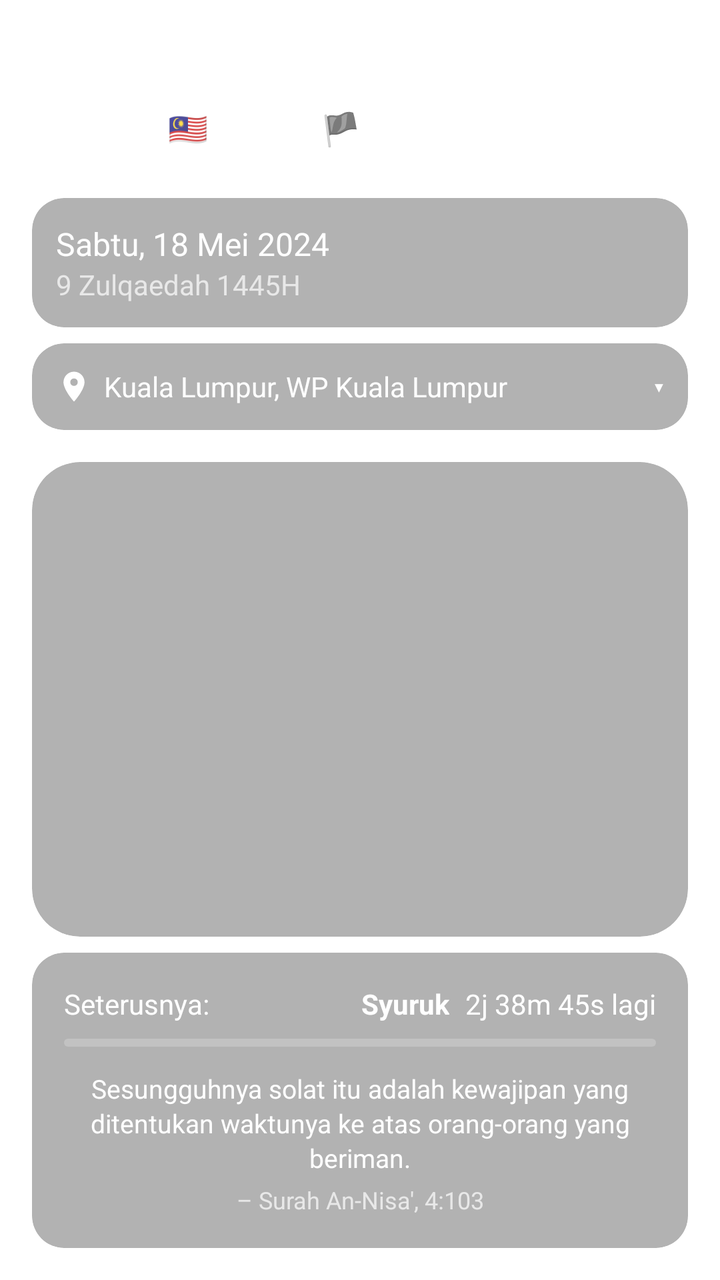
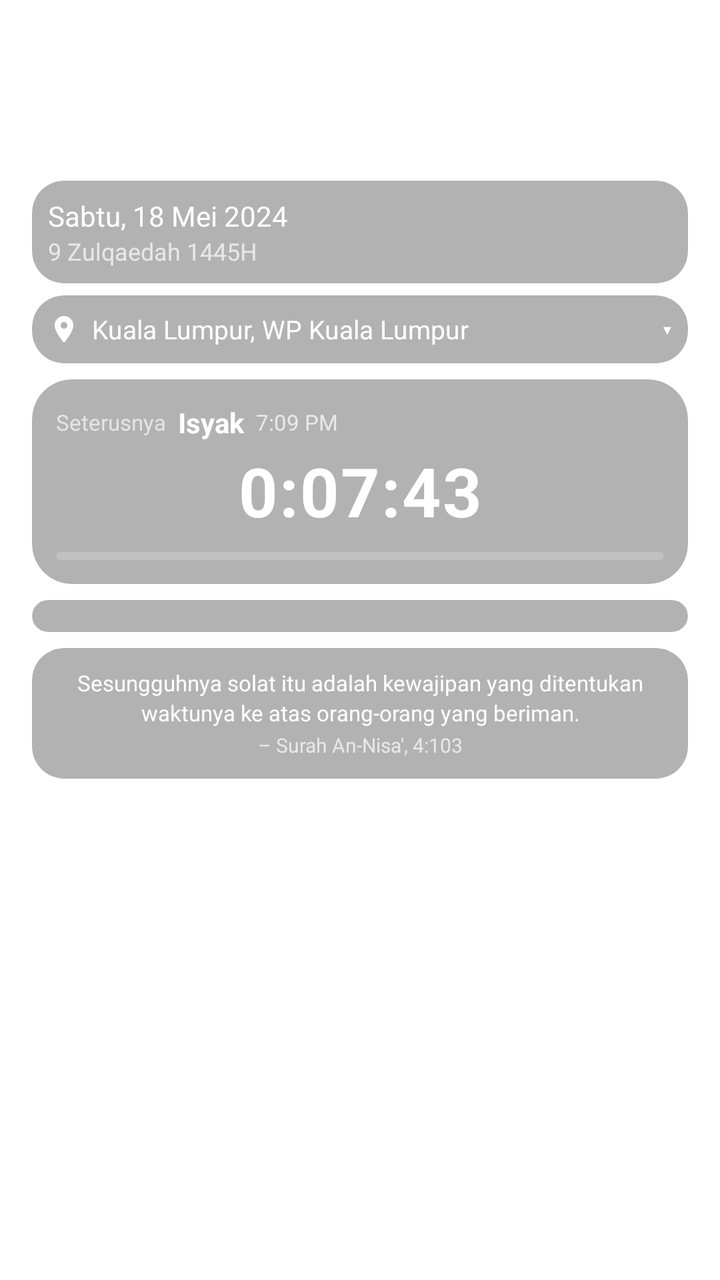

Screens rendered from an Android XML layout before and after an edit, with the pre-edit source and the edit as a unified diff.
<!-- AndroidManifest.xml: application theme Theme.WaktuSolat -->
<!-- res/layout/fragment_waktu_solat.xml -->
<?xml version="1.0" encoding="utf-8"?>
<LinearLayout xmlns:android="http://schemas.android.com/apk/res/android"
    xmlns:app="http://schemas.android.com/apk/res-auto"
    android:layout_width="match_parent"
    android:layout_height="match_parent"
    android:orientation="vertical">

    <LinearLayout
        android:layout_width="match_parent"
        android:layout_height="match_parent"
        android:orientation="vertical">

        <LinearLayout
            android:layout_width="match_parent"
            android:layout_height="wrap_content"
            android:orientation="vertical"
            android:padding="16dp">

        <TextView
            android:id="@+id/tv_app_title"
            android:layout_width="wrap_content"
            android:layout_height="wrap_content"
            android:text="Waktu Solat"
            android:textColor="#FFFFFF"
            android:textSize="28sp"
            android:textStyle="bold" />

        <TextView
            android:id="@+id/tv_country"
            android:layout_width="match_parent"
            android:layout_height="wrap_content"
            android:text="Malaysia 🇲🇾  Sabah 🏴"
            android:textColor="#FFFFFF"
            android:textSize="16sp"
            android:alpha="0.7"
            android:maxLines="1"
            app:autoSizeTextType="uniform"
            app:autoSizeMinTextSize="10sp"
            app:autoSizeMaxTextSize="16sp"
            app:autoSizeStepGranularity="1sp" />

        <com.google.android.material.card.MaterialCardView
            android:id="@+id/card_date"
            android:layout_width="match_parent"
            android:layout_height="wrap_content"
            android:layout_marginTop="24dp"
            app:cardCornerRadius="16dp"
            app:cardElevation="0dp"
            app:cardBackgroundColor="#4D000000">

            <LinearLayout
                android:layout_width="match_parent"
                android:layout_height="wrap_content"
                android:orientation="vertical"
                android:padding="12dp">

                <TextView
                    android:id="@+id/tv_date"
                    android:layout_width="wrap_content"
                    android:layout_height="wrap_content"
                    android:text="Sabtu, 18 Mei 2024"
                    android:textColor="#FFFFFF"
                    android:textSize="16sp" />

                <TextView
                    android:id="@+id/tv_hijri"
                    android:layout_width="wrap_content"
                    android:layout_height="wrap_content"
                    android:text="9 Zulqaedah 1445H"
                    android:textColor="#FFFFFF"
                    android:textSize="14sp"
                    android:alpha="0.7" />
            </LinearLayout>
        </com.google.android.material.card.MaterialCardView>

        <com.google.android.material.card.MaterialCardView
            android:id="@+id/card_zone"
            android:layout_width="match_parent"
            android:layout_height="wrap_content"
            android:layout_marginTop="8dp"
            app:cardCornerRadius="16dp"
            app:cardElevation="0dp"
            app:cardBackgroundColor="#4D000000">

            <LinearLayout
                android:id="@+id/ll_zone_selector"
                android:layout_width="match_parent"
                android:layout_height="wrap_content"
                android:orientation="horizontal"
                android:gravity="center_vertical"
                android:clickable="true"
                android:focusable="true"
                android:padding="12dp">

                <ImageView
                    android:layout_width="18dp"
                    android:layout_height="18dp"
                    android:src="@drawable/ic_location"
                    android:layout_marginEnd="6dp" />

                <TextView
                    android:id="@+id/tv_zone"
                    android:layout_width="0dp"
                    android:layout_height="wrap_content"
                    android:layout_weight="1"
                    android:text="Kuala Lumpur, WP Kuala Lumpur"
                    android:textColor="#FFFFFF"
                    android:textSize="14sp"
                    android:maxLines="1"
                    app:autoSizeTextType="uniform"
                    app:autoSizeMinTextSize="9sp"
                    app:autoSizeMaxTextSize="14sp"
                    app:autoSizeStepGranularity="1sp" />

                <TextView
                    android:layout_width="wrap_content"
                    android:layout_height="wrap_content"
                    android:text=" ▾"
                    android:textColor="#FFFFFF"
                    android:textSize="14sp" />
            </LinearLayout>
        </com.google.android.material.card.MaterialCardView>
    </LinearLayout>

    <com.google.android.material.card.MaterialCardView
        android:id="@+id/card_prayer_list"
        android:layout_width="match_parent"
        android:layout_height="0dp"
        android:layout_weight="1"
        android:layout_marginHorizontal="16dp"
        app:cardCornerRadius="24dp"
        app:cardElevation="0dp"
        app:cardBackgroundColor="#4D000000">

        <androidx.recyclerview.widget.RecyclerView
            android:id="@+id/rv_prayer_times"
            android:layout_width="match_parent"
            android:layout_height="match_parent"
            android:padding="8dp"
            android:clipToPadding="false" />
    </com.google.android.material.card.MaterialCardView>

    <com.google.android.material.card.MaterialCardView
        android:id="@+id/card_next"
        android:layout_width="match_parent"
        android:layout_height="wrap_content"
        android:layout_marginHorizontal="16dp"
        android:layout_marginTop="8dp"
        android:layout_marginBottom="16dp"
        app:cardCornerRadius="16dp"
        app:cardElevation="0dp"
        app:cardBackgroundColor="#4D000000">

        <LinearLayout
            android:layout_width="match_parent"
            android:layout_height="wrap_content"
            android:orientation="vertical"
            android:padding="16dp">

            <LinearLayout
                android:layout_width="match_parent"
                android:layout_height="wrap_content"
                android:orientation="horizontal">

                <TextView
                    android:layout_width="0dp"
                    android:layout_height="wrap_content"
                    android:layout_weight="1"
                    android:text="Seterusnya: "
                    android:textColor="#FFFFFF"
                    android:textSize="14sp" />

                <TextView
                    android:id="@+id/tv_next_name"
                    android:layout_width="wrap_content"
                    android:layout_height="wrap_content"
                    android:text="Syuruk"
                    android:textColor="#FFFFFF"
                    android:textSize="14sp"
                    android:textStyle="bold" />

                <TextView
                    android:id="@+id/tv_next_countdown"
                    android:layout_width="wrap_content"
                    android:layout_height="wrap_content"
                    android:text="2j 38m 45s lagi"
                    android:textColor="#FFFFFF"
                    android:textSize="14sp"
                    android:layout_marginStart="8dp" />
            </LinearLayout>

            <ProgressBar
                android:id="@+id/progress_next"
                style="?android:attr/progressBarStyleHorizontal"
                android:layout_width="match_parent"
                android:layout_height="4dp"
                android:layout_marginTop="8dp"
                android:progressDrawable="@drawable/progress_green"
                android:max="100" />

            <TextView
                android:id="@+id/tv_quran_text"
                android:layout_width="match_parent"
                android:layout_height="wrap_content"
                android:layout_marginTop="12dp"
                android:text="Sesungguhnya solat itu adalah kewajipan yang ditentukan waktunya ke atas orang-orang yang beriman."
                android:textColor="#FFFFFF"
                android:textSize="13sp"
                android:gravity="center"
                android:lineSpacingExtra="2dp"
                app:autoSizeTextType="uniform"
                app:autoSizeMinTextSize="10sp"
                app:autoSizeMaxTextSize="13sp"
                app:autoSizeStepGranularity="1sp" />

            <TextView
                android:id="@+id/tv_quran_ref"
                android:layout_width="match_parent"
                android:layout_height="wrap_content"
                android:layout_marginTop="4dp"
                android:text="– Surah An-Nisa', 4:103"
                android:textColor="#FFFFFF"
                android:textSize="12sp"
                android:gravity="center"
                android:alpha="0.7" />
        </LinearLayout>
    </com.google.android.material.card.MaterialCardView>

        </LinearLayout>

</LinearLayout>
<!-- resources referenced by this layout -->
<resources>
  <!-- drawable ic_location (drawable) -->
  <?xml version="1.0" encoding="utf-8"?>
  <vector xmlns:android="http://schemas.android.com/apk/res/android"
      android:width="24dp"
      android:height="24dp"
      android:viewportWidth="24"
      android:viewportHeight="24">
      <path
          android:fillColor="#FFFFFF"
          android:pathData="M12,2C8.13,2 5,5.13 5,9c0,5.25 7,13 7,13s7,-7.75 7,-13c0,-3.87 -3.13,-7 -7,-7zm0,9.5c-1.38,0 -2.5,-1.12 -2.5,-2.5s1.12,-2.5 2.5,-2.5 2.5,1.12 2.5,2.5 -1.12,2.5 -2.5,2.5z" />
  </vector>
  <!-- drawable progress_green (drawable) -->
  <?xml version="1.0" encoding="utf-8"?>
  <layer-list xmlns:android="http://schemas.android.com/apk/res/android">
      <item android:id="@android:id/background">
          <shape android:shape="rectangle">
              <corners android:radius="2dp" />
              <solid android:color="#33FFFFFF" />
          </shape>
      </item>
      <item android:id="@android:id/progress">
          <clip>
              <shape android:shape="rectangle">
                  <corners android:radius="2dp" />
                  <solid android:color="#4CAF50" />
              </shape>
          </clip>
      </item>
  </layer-list>
  <style name="Theme.WaktuSolat" parent="Theme.MaterialComponents.DayNight.NoActionBar">
          <item name="colorPrimary">@color/green_medium</item>
          <item name="colorPrimaryDark">@color/green_dark</item>
          <item name="colorAccent">@color/green_accent</item>
          <item name="android:statusBarColor">@android:color/transparent</item>
          <item name="android:navigationBarColor">@android:color/transparent</item>
      </style>
  <color name="green_medium">#2E7D32</color>
  <color name="green_dark">#1B5E20</color>
  <color name="green_accent">#A5D6A7</color>
</resources>

<!-- the commit's change to res/layout/fragment_waktu_solat.xml (unified diff, before → after) -->
@@ -1,52 +1,160 @@
 <?xml version="1.0" encoding="utf-8"?>
-<LinearLayout xmlns:android="http://schemas.android.com/apk/res/android"
+<androidx.core.widget.NestedScrollView xmlns:android="http://schemas.android.com/apk/res/android"
     xmlns:app="http://schemas.android.com/apk/res-auto"
     android:layout_width="match_parent"
     android:layout_height="match_parent"
-    android:orientation="vertical">
+    android:fillViewport="true"
+    android:overScrollMode="never"
+    android:scrollbars="none">
 
     <LinearLayout
         android:layout_width="match_parent"
-        android:layout_height="match_parent"
-        android:orientation="vertical">
+        android:layout_height="wrap_content"
+        android:orientation="vertical"
+        android:paddingBottom="10dp">
 
         <LinearLayout
             android:layout_width="match_parent"
             android:layout_height="wrap_content"
+            android:gravity="center_horizontal"
             android:orientation="vertical"
-            android:padding="16dp">
-
-        <TextView
-            android:id="@+id/tv_app_title"
-            android:layout_width="wrap_content"
-            android:layout_height="wrap_content"
-            android:text="Waktu Solat"
-            android:textColor="#FFFFFF"
-            android:textSize="28sp"
-            android:textStyle="bold" />
-
-        <TextView
-            android:id="@+id/tv_country"
-            android:layout_width="match_parent"
-            android:layout_height="wrap_content"
-            android:text="Malaysia 🇲🇾  Sabah 🏴"
-            android:textColor="#FFFFFF"
-            android:textSize="16sp"
-            android:alpha="0.7"
-            android:maxLines="1"
-            app:autoSizeTextType="uniform"
-            app:autoSizeMinTextSize="10sp"
-            app:autoSizeMaxTextSize="16sp"
-            app:autoSizeStepGranularity="1sp" />
+            android:paddingStart="16dp"
+            android:paddingTop="10dp"
+            android:paddingEnd="16dp">
+
+            <TextView
+                android:id="@+id/tv_greeting"
+                android:layout_width="match_parent"
+                android:layout_height="wrap_content"
+                android:alpha="0.75"
+                android:gravity="center"
+                android:maxLines="1"
+                android:text="Assalamu'alaikum"
+                android:textColor="#FFFFFF"
+                android:textSize="12sp" />
+
+            <TextView
+                android:id="@+id/tv_app_title"
+                android:layout_width="match_parent"
+                android:layout_height="wrap_content"
+                android:gravity="center"
+                android:text="Waktu Solat"
+                android:textColor="#FFFFFF"
+                android:textSize="26sp"
+                android:textStyle="bold" />
+
+            <TextView
+                android:id="@+id/tv_country"
+                android:layout_width="match_parent"
+                android:layout_height="wrap_content"
+                android:alpha="0.7"
+                android:gravity="center"
+                android:maxLines="1"
+                android:text="Malaysia"
+                android:textColor="#FFFFFF"
+                android:textSize="14sp"
+                app:autoSizeMaxTextSize="14sp"
+                app:autoSizeMinTextSize="10sp"
+                app:autoSizeStepGranularity="1sp"
+                app:autoSizeTextType="uniform" />
+        </LinearLayout>
 
         <com.google.android.material.card.MaterialCardView
             android:id="@+id/card_date"
             android:layout_width="match_parent"
             android:layout_height="wrap_content"
-            android:layout_marginTop="24dp"
+            android:layout_marginStart="16dp"
+            android:layout_marginTop="10dp"
+            android:layout_marginEnd="16dp"
+            app:cardBackgroundColor="#4D000000"
             app:cardCornerRadius="16dp"
-            app:cardElevation="0dp"
-            app:cardBackgroundColor="#4D000000">
+            app:cardElevation="0dp">
+
+            <LinearLayout
+                android:layout_width="match_parent"
+                android:layout_height="wrap_content"
+                android:orientation="vertical"
+                android:padding="8dp">
+
+                <TextView
+                    android:id="@+id/tv_date"
+                    android:layout_width="wrap_content"
+                    android:layout_height="wrap_content"
+                    android:text="Sabtu, 18 Mei 2024"
+                    android:textColor="#FFFFFF"
+                    android:textSize="14sp" />
+
+                <TextView
+                    android:id="@+id/tv_hijri"
+                    android:layout_width="wrap_content"
+                    android:layout_height="wrap_content"
+                    android:alpha="0.7"
+                    android:text="9 Zulqaedah 1445H"
+                    android:textColor="#FFFFFF"
+                    android:textSize="12sp" />
+            </LinearLayout>
+        </com.google.android.material.card.MaterialCardView>
+
+        <com.google.android.material.card.MaterialCardView
+            android:id="@+id/card_zone"
+            android:layout_width="match_parent"
+            android:layout_height="wrap_content"
+            android:layout_marginStart="16dp"
+            android:layout_marginTop="6dp"
+            android:layout_marginEnd="16dp"
+            app:cardBackgroundColor="#4D000000"
+            app:cardCornerRadius="16dp"
+            app:cardElevation="0dp">
+
+            <LinearLayout
+                android:id="@+id/ll_zone_selector"
+                android:layout_width="match_parent"
+                android:layout_height="wrap_content"
+                android:clickable="true"
+                android:focusable="true"
+                android:gravity="center_vertical"
+                android:orientation="horizontal"
+                android:padding="8dp">
+
+                <ImageView
+                    android:layout_width="16dp"
+                    android:layout_height="16dp"
+                    android:layout_marginEnd="6dp"
+                    android:src="@drawable/ic_location" />
+
+                <TextView
+                    android:id="@+id/tv_zone"
+                    android:layout_width="0dp"
+                    android:layout_height="wrap_content"
+                    android:layout_weight="1"
+                    android:maxLines="1"
+                    android:text="Kuala Lumpur, WP Kuala Lumpur"
+                    android:textColor="#FFFFFF"
+                    android:textSize="13sp"
+                    app:autoSizeMaxTextSize="13sp"
+                    app:autoSizeMinTextSize="9sp"
+                    app:autoSizeStepGranularity="1sp"
+                    app:autoSizeTextType="uniform" />
+
+                <TextView
+                    android:layout_width="wrap_content"
+                    android:layout_height="wrap_content"
+                    android:text=" ▾"
+                    android:textColor="#FFFFFF"
+                    android:textSize="13sp" />
+            </LinearLayout>
+        </com.google.android.material.card.MaterialCardView>
+
+        <com.google.android.material.card.MaterialCardView
+            android:id="@+id/card_timer"
+            android:layout_width="match_parent"
+            android:layout_height="wrap_content"
+            android:layout_marginStart="16dp"
+            android:layout_marginTop="8dp"
+            android:layout_marginEnd="16dp"
+            app:cardBackgroundColor="#4D000000"
+            app:cardCornerRadius="20dp"
+            app:cardElevation="0dp">
 
             <LinearLayout
                 android:layout_width="match_parent"
@@ -54,178 +162,134 @@
                 android:orientation="vertical"
                 android:padding="12dp">
 
-                <TextView
-                    android:id="@+id/tv_date"
-                    android:layout_width="wrap_content"
-                    android:layout_height="wrap_content"
-                    android:text="Sabtu, 18 Mei 2024"
-                    android:textColor="#FFFFFF"
-                    android:textSize="16sp" />
-
-                <TextView
-                    android:id="@+id/tv_hijri"
-                    android:layout_width="wrap_content"
-                    android:layout_height="wrap_content"
-                    android:text="9 Zulqaedah 1445H"
-                    android:textColor="#FFFFFF"
-                    android:textSize="14sp"
-                    android:alpha="0.7" />
-            </LinearLayout>
-        </com.google.android.material.card.MaterialCardView>
-
-        <com.google.android.material.card.MaterialCardView
-            android:id="@+id/card_zone"
-            android:layout_width="match_parent"
-            android:layout_height="wrap_content"
+                <LinearLayout
+                    android:layout_width="match_parent"
+                    android:layout_height="wrap_content"
+                    android:gravity="center_vertical"
+                    android:orientation="horizontal">
+
+                    <TextView
+                        android:layout_width="wrap_content"
+                        android:layout_height="wrap_content"
+                        android:alpha="0.65"
+                        android:text="Seterusnya"
+                        android:textColor="#FFFFFF"
+                        android:textSize="11sp" />
+
+                    <TextView
+                        android:id="@+id/tv_next_name"
+                        android:layout_width="wrap_content"
+                        android:layout_height="wrap_content"
+                        android:layout_marginStart="6dp"
+                        android:text="Isyak"
+                        android:textColor="#FFFFFF"
+                        android:textSize="14sp"
+                        android:textStyle="bold" />
+
+                    <TextView
+                        android:id="@+id/tv_next_time"
+                        android:layout_width="0dp"
+                        android:layout_height="wrap_content"
+                        android:layout_marginStart="6dp"
+                        android:layout_weight="1"
+                        android:alpha="0.7"
+                        android:text="7:09 PM"
+                        android:textColor="#FFFFFF"
+                        android:textSize="11sp" />
+                </LinearLayout>
+
+                <TextView
+                    android:id="@+id/tv_next_countdown"
+                    android:layout_width="match_parent"
+                    android:layout_height="wrap_content"
+                    android:layout_marginTop="2dp"
+                    android:fontFeatureSettings="tnum"
+                    android:gravity="center"
+                    android:letterSpacing="0.02"
+                    android:maxLines="1"
+                    android:text="0:07:43"
+                    android:textColor="#FFFFFF"
+                    android:textSize="34sp"
+                    android:textStyle="bold"
+                    app:autoSizeMaxTextSize="34sp"
+                    app:autoSizeMinTextSize="22sp"
+                    app:autoSizeStepGranularity="1sp"
+                    app:autoSizeTextType="uniform" />
+
+                <ProgressBar
+                    android:id="@+id/progress_next"
+                    style="?android:attr/progressBarStyleHorizontal"
+                    android:layout_width="match_parent"
+                    android:layout_height="4dp"
+                    android:layout_marginTop="8dp"
+                    android:max="100"
+                    android:progressDrawable="@drawable/progress_green" />
+            </LinearLayout>
+        </com.google.android.material.card.MaterialCardView>
+
+        <com.google.android.material.card.MaterialCardView
+            android:id="@+id/card_prayer_list"
+            android:layout_width="match_parent"
+            android:layout_height="wrap_content"
+            android:layout_marginStart="16dp"
             android:layout_marginTop="8dp"
+            android:layout_marginEnd="16dp"
+            app:cardBackgroundColor="#4D000000"
+            app:cardCornerRadius="24dp"
+            app:cardElevation="0dp">
+
+            <androidx.recyclerview.widget.RecyclerView
+                android:id="@+id/rv_prayer_times"
+                android:layout_width="match_parent"
+                android:layout_height="wrap_content"
+                android:nestedScrollingEnabled="false"
+                android:overScrollMode="never"
+                android:padding="8dp"
+                android:clipToPadding="false" />
+        </com.google.android.material.card.MaterialCardView>
+
+        <com.google.android.material.card.MaterialCardView
+            android:id="@+id/card_verse"
+            android:layout_width="match_parent"
+            android:layout_height="wrap_content"
+            android:layout_marginStart="16dp"
+            android:layout_marginTop="8dp"
+            android:layout_marginEnd="16dp"
+            app:cardBackgroundColor="#4D000000"
             app:cardCornerRadius="16dp"
-            app:cardElevation="0dp"
-            app:cardBackgroundColor="#4D000000">
-
-            <LinearLayout
-                android:id="@+id/ll_zone_selector"
-                android:layout_width="match_parent"
-                android:layout_height="wrap_content"
-                android:orientation="horizontal"
-                android:gravity="center_vertical"
-                android:clickable="true"
-                android:focusable="true"
-                android:padding="12dp">
-
-                <ImageView
-                    android:layout_width="18dp"
-                    android:layout_height="18dp"
-                    android:src="@drawable/ic_location"
-                    android:layout_marginEnd="6dp" />
-
-                <TextView
-                    android:id="@+id/tv_zone"
-                    android:layout_width="0dp"
-                    android:layout_height="wrap_content"
-                    android:layout_weight="1"
-                    android:text="Kuala Lumpur, WP Kuala Lumpur"
-                    android:textColor="#FFFFFF"
-                    android:textSize="14sp"
-                    android:maxLines="1"
-                    app:autoSizeTextType="uniform"
+            app:cardElevation="0dp">
+
+            <LinearLayout
+                android:layout_width="match_parent"
+                android:layout_height="wrap_content"
+                android:orientation="vertical"
+                android:padding="10dp">
+
+                <TextView
+                    android:id="@+id/tv_quran_text"
+                    android:layout_width="match_parent"
+                    android:layout_height="wrap_content"
+                    android:gravity="center"
+                    android:lineSpacingExtra="2dp"
+                    android:text="Sesungguhnya solat itu adalah kewajipan yang ditentukan waktunya ke atas orang-orang yang beriman."
+                    android:textColor="#FFFFFF"
+                    android:textSize="11sp"
+                    app:autoSizeMaxTextSize="11sp"
                     app:autoSizeMinTextSize="9sp"
-                    app:autoSizeMaxTextSize="14sp"
-                    app:autoSizeStepGranularity="1sp" />
-
-                <TextView
-                    android:layout_width="wrap_content"
-                    android:layout_height="wrap_content"
-                    android:text=" ▾"
-                    android:textColor="#FFFFFF"
-                    android:textSize="14sp" />
+                    app:autoSizeStepGranularity="1sp"
+                    app:autoSizeTextType="uniform" />
+
+                <TextView
+                    android:id="@+id/tv_quran_ref"
+                    android:layout_width="match_parent"
+                    android:layout_height="wrap_content"
+                    android:layout_marginTop="2dp"
+                    android:alpha="0.7"
+                    android:gravity="center"
+                    android:text="– Surah An-Nisa', 4:103"
+                    android:textColor="#FFFFFF"
+                    android:textSize="10sp" />
             </LinearLayout>
         </com.google.android.material.card.MaterialCardView>
     </LinearLayout>
-
-    <com.google.android.material.card.MaterialCardView
-        android:id="@+id/card_prayer_list"
-        android:layout_width="match_parent"
-        android:layout_height="0dp"
-        android:layout_weight="1"
-        android:layout_marginHorizontal="16dp"
-        app:cardCornerRadius="24dp"
-        app:cardElevation="0dp"
-        app:cardBackgroundColor="#4D000000">
-
-        <androidx.recyclerview.widget.RecyclerView
-            android:id="@+id/rv_prayer_times"
-            android:layout_width="match_parent"
-            android:layout_height="match_parent"
-            android:padding="8dp"
-            android:clipToPadding="false" />
-    </com.google.android.material.card.MaterialCardView>
-
-    <com.google.android.material.card.MaterialCardView
-        android:id="@+id/card_next"
-        android:layout_width="match_parent"
-        android:layout_height="wrap_content"
-        android:layout_marginHorizontal="16dp"
-        android:layout_marginTop="8dp"
-        android:layout_marginBottom="16dp"
-        app:cardCornerRadius="16dp"
-        app:cardElevation="0dp"
-        app:cardBackgroundColor="#4D000000">
-
-        <LinearLayout
-            android:layout_width="match_parent"
-            android:layout_height="wrap_content"
-            android:orientation="vertical"
-            android:padding="16dp">
-
-            <LinearLayout
-                android:layout_width="match_parent"
-                android:layout_height="wrap_content"
-                android:orientation="horizontal">
-
-                <TextView
-                    android:layout_width="0dp"
-                    android:layout_height="wrap_content"
-                    android:layout_weight="1"
-                    android:text="Seterusnya: "
-                    android:textColor="#FFFFFF"
-                    android:textSize="14sp" />
-
-                <TextView
-                    android:id="@+id/tv_next_name"
-                    android:layout_width="wrap_content"
-                    android:layout_height="wrap_content"
-                    android:text="Syuruk"
-                    android:textColor="#FFFFFF"
-                    android:textSize="14sp"
-                    android:textStyle="bold" />
-
-                <TextView
-                    android:id="@+id/tv_next_countdown"
-                    android:layout_width="wrap_content"
-                    android:layout_height="wrap_content"
-                    android:text="2j 38m 45s lagi"
-                    android:textColor="#FFFFFF"
-                    android:textSize="14sp"
-                    android:layout_marginStart="8dp" />
-            </LinearLayout>
-
-            <ProgressBar
-                android:id="@+id/progress_next"
-                style="?android:attr/progressBarStyleHorizontal"
-                android:layout_width="match_parent"
-                android:layout_height="4dp"
-                android:layout_marginTop="8dp"
-                android:progressDrawable="@drawable/progress_green"
-                android:max="100" />
-
-            <TextView
-                android:id="@+id/tv_quran_text"
-                android:layout_width="match_parent"
-                android:layout_height="wrap_content"
-                android:layout_marginTop="12dp"
-                android:text="Sesungguhnya solat itu adalah kewajipan yang ditentukan waktunya ke atas orang-orang yang beriman."
-                android:textColor="#FFFFFF"
-                android:textSize="13sp"
-                android:gravity="center"
-                android:lineSpacingExtra="2dp"
-                app:autoSizeTextType="uniform"
-                app:autoSizeMinTextSize="10sp"
-                app:autoSizeMaxTextSize="13sp"
-                app:autoSizeStepGranularity="1sp" />
-
-            <TextView
-                android:id="@+id/tv_quran_ref"
-                android:layout_width="match_parent"
-                android:layout_height="wrap_content"
-                android:layout_marginTop="4dp"
-                android:text="– Surah An-Nisa', 4:103"
-                android:textColor="#FFFFFF"
-                android:textSize="12sp"
-                android:gravity="center"
-                android:alpha="0.7" />
-        </LinearLayout>
-    </com.google.android.material.card.MaterialCardView>
-
-        </LinearLayout>
-
-</LinearLayout>
+</androidx.core.widget.NestedScrollView>
